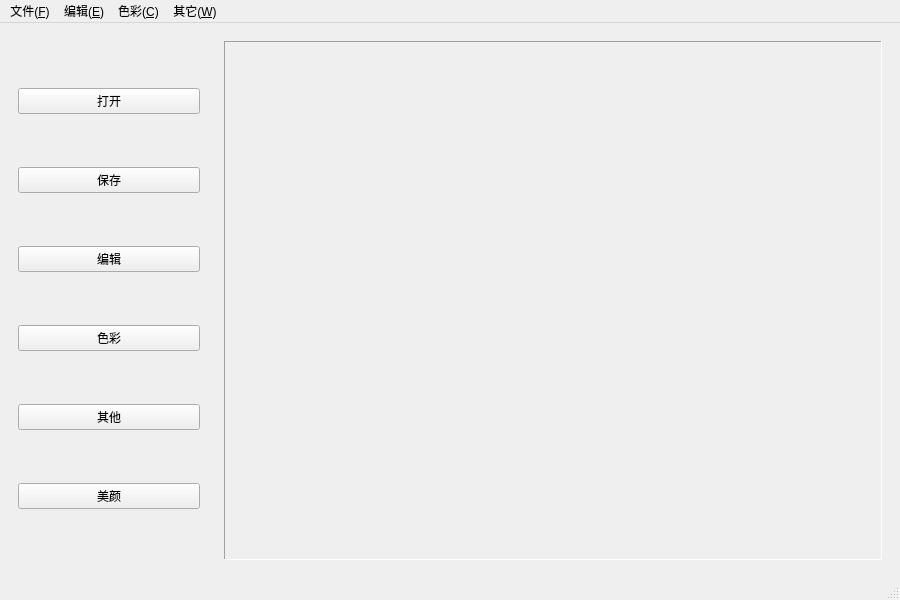
The window that src/MainInterface.ui (Focuspresent/MinImageProcess) describes before a commit, drawn with Qt 5.
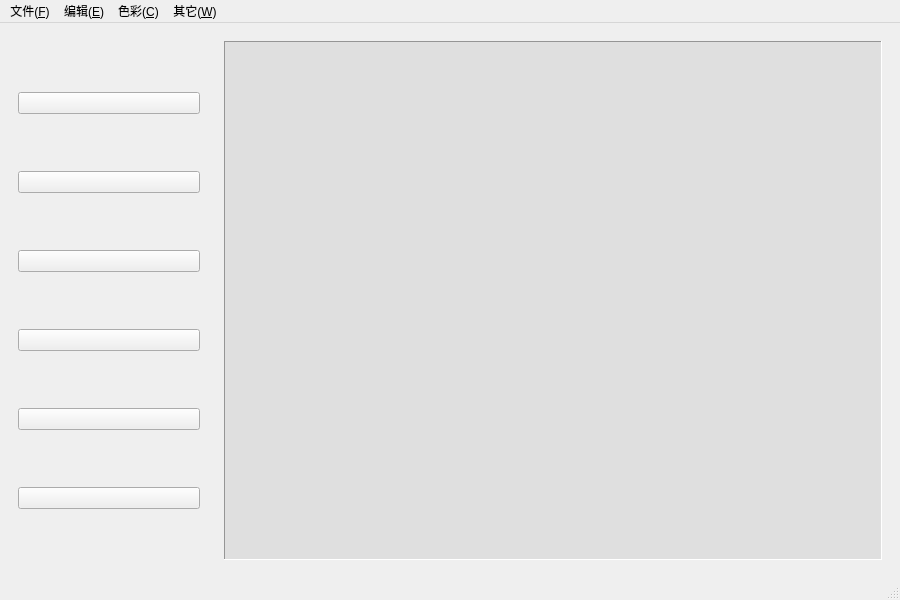
The same window after the commit. Icons and pictures are not drawn.

Diff of the .ui file:
```diff
--- a/src/MainInterface.ui
+++ b/src/MainInterface.ui
@@ -25,6 +25,11 @@
   <property name="windowTitle">
    <string>MainInterface</string>
   </property>
+  <property name="styleSheet">
+   <string notr="true">#MainInterface{
+border-image: url(src/res/darkgray.png);
+}</string>
+  </property>
   <widget class="QWidget" name="centralwidget">
    <layout class="QHBoxLayout" name="horizontalLayout">
     <item>
@@ -35,46 +40,69 @@
         <height>16777215</height>
        </size>
       </property>
+      <property name="styleSheet">
+       <string notr="true">#widget{
+border-image: url(src/res/darkgray.png);
+}</string>
+      </property>
       <layout class="QVBoxLayout" name="verticalLayout">
        <item>
         <widget class="QPushButton" name="pb_open">
+         <property name="styleSheet">
+          <string notr="true">image:url(src/res/open.png);</string>
+         </property>
          <property name="text">
-          <string>打开</string>
+          <string/>
          </property>
         </widget>
        </item>
        <item>
         <widget class="QPushButton" name="pb_save">
+         <property name="styleSheet">
+          <string notr="true">image: url(src/res/save.png);</string>
+         </property>
          <property name="text">
-          <string>保存</string>
+          <string/>
          </property>
         </widget>
        </item>
        <item>
         <widget class="QPushButton" name="pb_edit">
+         <property name="styleSheet">
+          <string notr="true">image: url(src/res/edit.png);</string>
+         </property>
          <property name="text">
-          <string>编辑</string>
+          <string/>
          </property>
         </widget>
        </item>
        <item>
         <widget class="QPushButton" name="pb_color">
+         <property name="styleSheet">
+          <string notr="true">image: url(src/res/color.png);</string>
+         </property>
          <property name="text">
-          <string>色彩</string>
+          <string/>
          </property>
         </widget>
        </item>
        <item>
         <widget class="QPushButton" name="pb_others">
+         <property name="styleSheet">
+          <string notr="true">image: url(src/res/other.png);</string>
+         </property>
          <property name="text">
-          <string>其他</string>
+          <string/>
          </property>
         </widget>
        </item>
        <item>
         <widget class="QPushButton" name="pb_beauty">
+         <property name="styleSheet">
+          <string notr="true">image: url(src/res/beauty.png);</string>
+         </property>
          <property name="text">
-          <string>美颜</string>
+          <string/>
          </property>
         </widget>
        </item>
@@ -83,6 +111,11 @@
     </item>
     <item>
      <widget class="QWidget" name="widget_2" native="true">
+      <property name="styleSheet">
+       <string notr="true">#widget_2{
+border-image: url(src/res/darkgray.png);
+}</string>
+      </property>
       <layout class="QVBoxLayout" name="verticalLayout_2">
        <item>
         <widget class="QLabel" name="label_show">
@@ -92,6 +125,9 @@
            <height>400</height>
           </size>
          </property>
+         <property name="styleSheet">
+          <string notr="true">background-color: rgb(223, 223, 223);</string>
+         </property>
          <property name="frameShape">
           <enum>QFrame::Panel</enum>
          </property>
```
Left out of the diff: 4 changed lines with no effect on the pictures.
